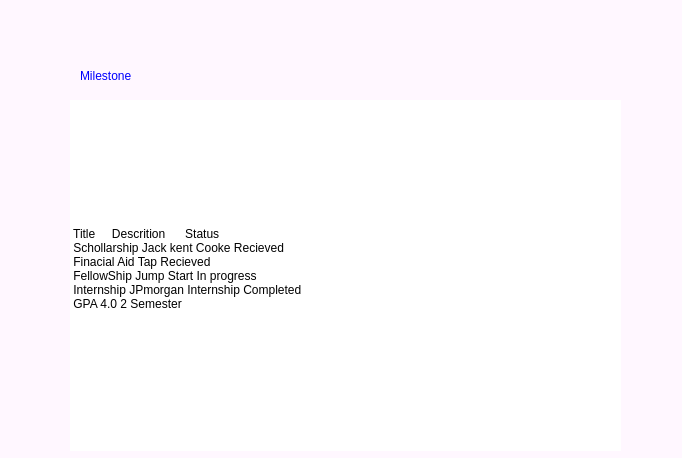
Before: the Qt Designer form studentSuccessUpdate/milestoneWindow.ui in Kienda/HonorsProject, drawn with Qt 5.
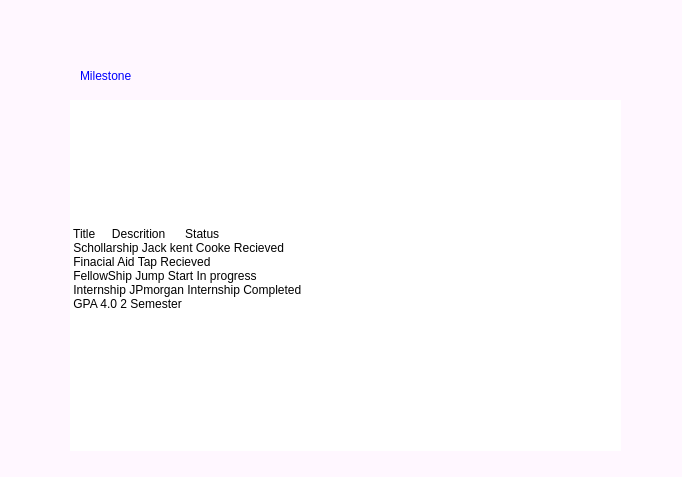
After: the same form once the commit is applied.

```diff
--- a/studentSuccessUpdate/milestoneWindow.ui
+++ b/studentSuccessUpdate/milestoneWindow.ui
@@ -7,7 +7,7 @@
     <x>0</x>
     <y>0</y>
     <width>682</width>
-    <height>458</height>
+    <height>477</height>
    </rect>
   </property>
   <property name="windowTitle">
```
